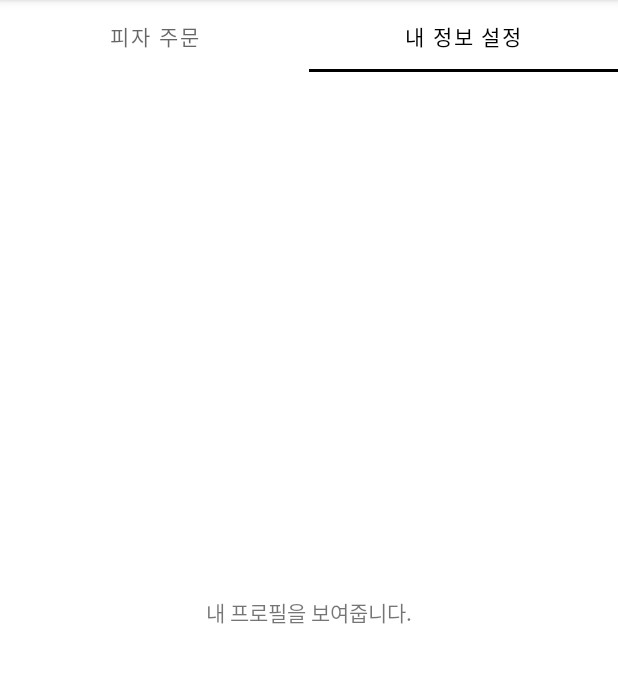
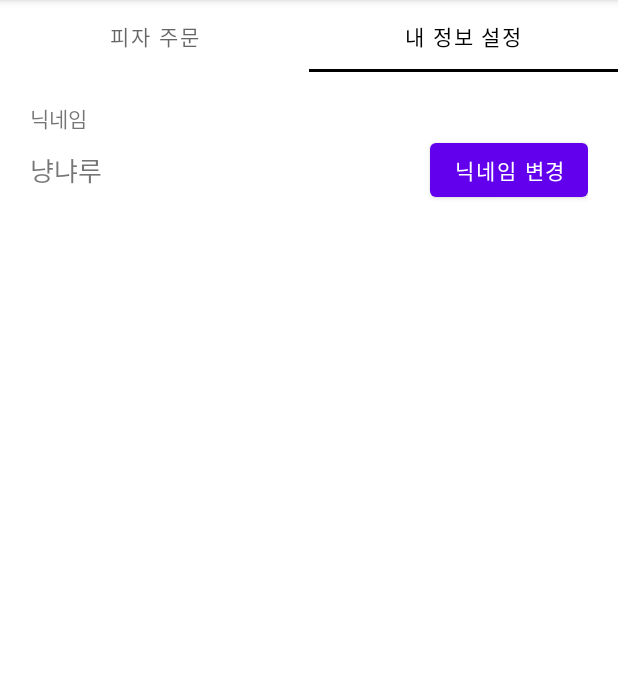
Before and after one commit to clearsky77/PizzaOrderAppReview, an Android app: the screen it shows after launch (MainActivity), tab 2 chosen, on a phone screen of 412 x 824 dp, the part 84-767 px from its top. Run offline under Robolectric (Android 15) with nearby library versions, the phone set to English and light mode, and no system bars; pictures from the network do not load.

Commit message:
내 프로필 프래그먼트 UI 작업

```diff
--- a/app/src/main/java/com/clearsky77/pizzaorderappreview/ViewStoreDetailActivity.kt
+++ b/app/src/main/java/com/clearsky77/pizzaorderappreview/ViewStoreDetailActivity.kt
@@ -1,6 +1,8 @@
 package com.clearsky77.pizzaorderappreview
 
 import android.Manifest
+import android.content.Intent
+import android.net.Uri
 import androidx.appcompat.app.AppCompatActivity
 import android.os.Bundle
 import com.bumptech.glide.Glide
@@ -28,6 +30,9 @@ class ViewStoreDetailActivity : AppCompatActivity() {
             //val permissionlistener: PermissionListener = object : PermissionListener {
             val pl = object : PermissionListener{
                 override fun onPermissionGranted() {
+                    val myUri = Uri.parse("tel:${storeData.phoneNum}")
+                    val myIntent = Intent(Intent.ACTION_CALL, myUri)
+                    startActivity(myIntent)
                 }
                 override fun onPermissionDenied(deniedPermissions: MutableList<String>?) {
                     Toast.makeText(this@ViewStoreDetailActivity, "통화 권한이 거절되었습니다.", Toast.LENGTH_SHORT).show()
--- a/app/src/main/res/layout/fragment_my_profile.xml
+++ b/app/src/main/res/layout/fragment_my_profile.xml
@@ -3,11 +3,36 @@
     android:layout_width="match_parent"
     android:layout_height="match_parent"
     android:orientation="vertical"
-    android:gravity="center">
+    android:padding="20dp">
 
     <TextView
         android:layout_width="wrap_content"
         android:layout_height="wrap_content"
-        android:text="내 프로필을 보여줍니다."/>
+        android:text="닉네임" />
+
+    <LinearLayout
+        android:layout_width="match_parent"
+        android:layout_height="wrap_content"
+        android:orientation="horizontal"
+        android:gravity="center_vertical">
+
+        <TextView
+            android:id="@+id/nickNameTxt"
+            android:layout_width="wrap_content"
+            android:layout_height="wrap_content"
+            android:textSize="17sp"
+            android:text="냥냐루" />
+
+        <TextView
+            android:layout_width="0dp"
+            android:layout_height="wrap_content"
+            android:layout_weight="1" />
+
+        <Button
+            android:id="@+id/editNicknameBtn"
+            android:layout_width="wrap_content"
+            android:layout_height="wrap_content"
+            android:text="닉네임 변경" />
+    </LinearLayout>
 
 </LinearLayout>
```
